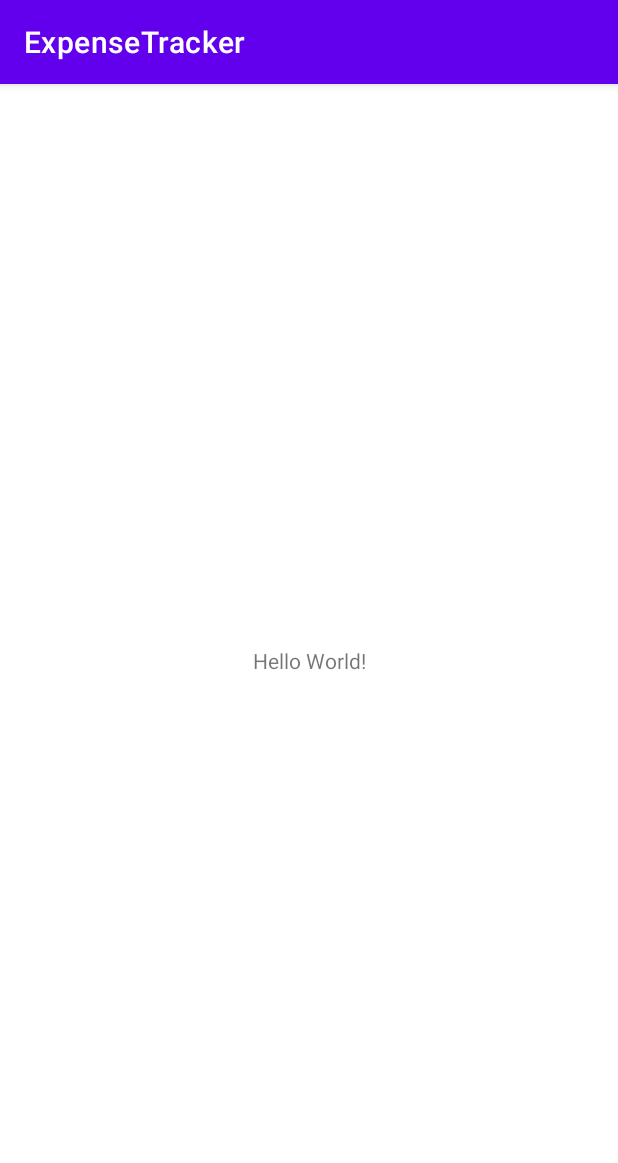
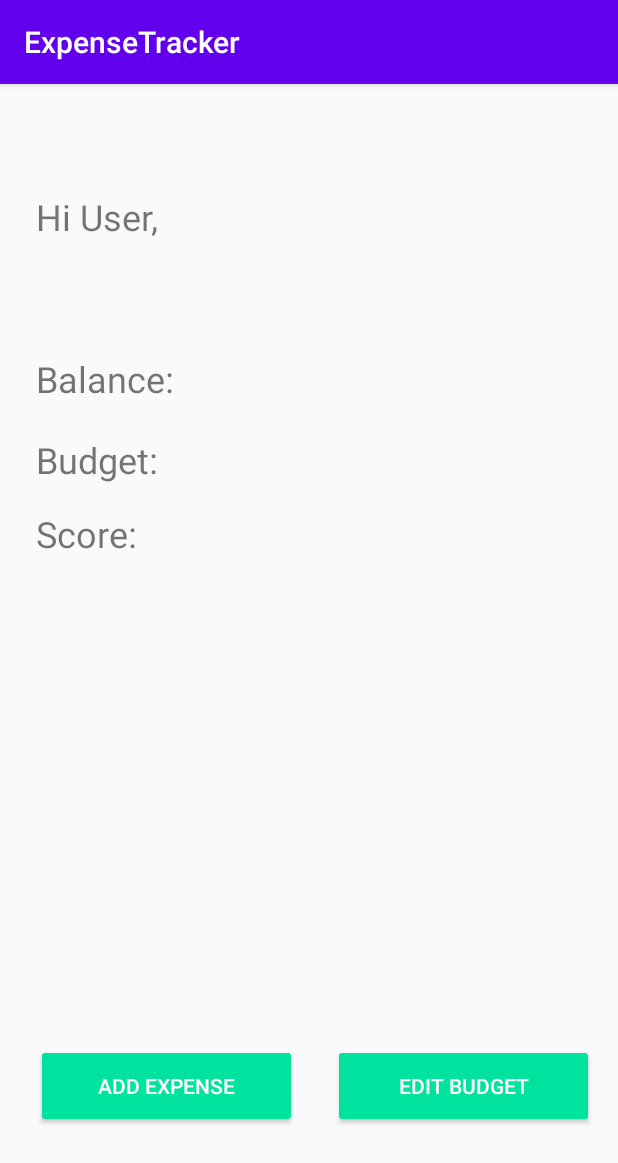
Before and after one commit to ckjarmon/ExpenseTracker, an Android app: the screen it shows after launch (MainActivity), on a phone screen of 412 x 824 dp. Shown: the top 1163 px of the screen. Run offline under Robolectric (Android 15) with nearby library versions, the phone set to English and light mode, and no system bars; 5 statements that could not run were skipped.

Commit message:
michael commit test

```diff
--- a/app/src/main/res/layout/activity_main.xml
+++ b/app/src/main/res/layout/activity_main.xml
@@ -4,16 +4,91 @@
     xmlns:tools="http://schemas.android.com/tools"
     android:layout_width="match_parent"
     android:layout_height="match_parent"
-    tools:context=".MainActivity">
+    tools:context=".MainActivity"
+    tools:layout_editor_absoluteX="-1dp"
+    tools:layout_editor_absoluteY="21dp">
+
+    <Button
+        android:id="@+id/addExpense"
+        android:layout_width="174dp"
+        android:layout_height="56dp"
+        android:layout_marginStart="24dp"
+        android:backgroundTint="#00e39f"
+        android:text="Add Expense"
+        android:textColor="#FFFFFF"
+        app:iconTint="#FFFFFF"
+        app:layout_constraintBottom_toBottomOf="parent"
+        app:layout_constraintEnd_toStartOf="@+id/editBudget"
+        app:layout_constraintHorizontal_bias="0.0"
+        app:layout_constraintStart_toStartOf="parent"
+        app:layout_constraintTop_toTopOf="parent"
+        app:layout_constraintVertical_bias="0.899" />
+
+    <Button
+        android:id="@+id/editBudget"
+        android:layout_width="174dp"
+        android:layout_height="56dp"
+        android:backgroundTint="#00e39f"
+        android:text="Edit Budget"
+        android:textColor="#FFFFFF"
+        app:iconTint="#FFFFFF"
+        app:layout_constraintBottom_toBottomOf="parent"
+        app:layout_constraintEnd_toEndOf="parent"
+        app:layout_constraintHorizontal_bias="0.932"
+        app:layout_constraintStart_toStartOf="parent"
+        app:layout_constraintTop_toTopOf="parent"
+        app:layout_constraintVertical_bias="0.899" />
 
     <TextView
-        android:id="@+id/sample_text"
-        android:layout_width="wrap_content"
-        android:layout_height="wrap_content"
-        android:text="Hello World!"
+        android:id="@+id/user"
+        android:layout_width="87dp"
+        android:layout_height="40dp"
+        android:text="Hi User,"
+        android:textSize="24sp"
         app:layout_constraintBottom_toBottomOf="parent"
-        app:layout_constraintLeft_toLeftOf="parent"
-        app:layout_constraintRight_toRightOf="parent"
-        app:layout_constraintTop_toTopOf="parent" />
+        app:layout_constraintEnd_toEndOf="parent"
+        app:layout_constraintHorizontal_bias="0.074"
+        app:layout_constraintStart_toStartOf="parent"
+        app:layout_constraintTop_toTopOf="parent"
+        app:layout_constraintVertical_bias="0.099" />
+
+    <TextView
+        android:id="@+id/balance"
+        android:layout_width="103dp"
+        android:layout_height="36dp"
+        android:text="Balance:"
+        android:textSize="24sp"
+        app:layout_constraintBottom_toBottomOf="parent"
+        app:layout_constraintEnd_toEndOf="parent"
+        app:layout_constraintHorizontal_bias="0.077"
+        app:layout_constraintStart_toStartOf="parent"
+        app:layout_constraintTop_toTopOf="parent"
+        app:layout_constraintVertical_bias="0.246" />
+
+    <TextView
+        android:id="@+id/budget"
+        android:layout_width="103dp"
+        android:layout_height="36dp"
+        android:text="Budget:"
+        android:textSize="24sp"
+        app:layout_constraintBottom_toBottomOf="parent"
+        app:layout_constraintEnd_toEndOf="parent"
+        app:layout_constraintHorizontal_bias="0.077"
+        app:layout_constraintStart_toStartOf="parent"
+        app:layout_constraintTop_toTopOf="parent"
+        app:layout_constraintVertical_bias="0.32" />
+
+    <TextView
+        android:id="@+id/score"
+        android:layout_width="103dp"
+        android:layout_height="36dp"
+        android:text="Score:"
+        android:textSize="24sp"
+        app:layout_constraintBottom_toBottomOf="parent"
+        app:layout_constraintEnd_toEndOf="parent"
+        app:layout_constraintHorizontal_bias="0.077"
+        app:layout_constraintStart_toStartOf="parent"
+        app:layout_constraintTop_toTopOf="parent"
+        app:layout_constraintVertical_bias="0.387" />
 
 </androidx.constraintlayout.widget.ConstraintLayout>
--- a/app/src/main/res/values-night/themes.xml
+++ b/app/src/main/res/values-night/themes.xml
@@ -1,6 +1,6 @@
 <resources xmlns:tools="http://schemas.android.com/tools">
     <!-- Base application theme. -->
-    <style name="Theme.ExpenseTracker" parent="Theme.MaterialComponents.DayNight.DarkActionBar">
+    <style name="Theme.ExpenseTracker" parent="Theme.AppCompat.DayNight.DarkActionBar">
         <!-- Primary brand color. -->
         <item name="colorPrimary">@color/purple_200</item>
         <item name="colorPrimaryVariant">@color/purple_700</item>
--- a/app/src/main/res/values/themes.xml
+++ b/app/src/main/res/values/themes.xml
@@ -1,6 +1,6 @@
 <resources xmlns:tools="http://schemas.android.com/tools">
     <!-- Base application theme. -->
-    <style name="Theme.ExpenseTracker" parent="Theme.MaterialComponents.DayNight.DarkActionBar">
+    <style name="Theme.ExpenseTracker" parent="Theme.AppCompat.DayNight.DarkActionBar">
         <!-- Primary brand color. -->
         <item name="colorPrimary">@color/purple_500</item>
         <item name="colorPrimaryVariant">@color/purple_700</item>
--- a/build.gradle
+++ b/build.gradle
@@ -4,6 +4,7 @@ plugins {
     id 'com.android.library' version '7.1.3' apply false
 }
 
+
 task clean(type: Delete) {
     delete rootProject.buildDir
 }
```
